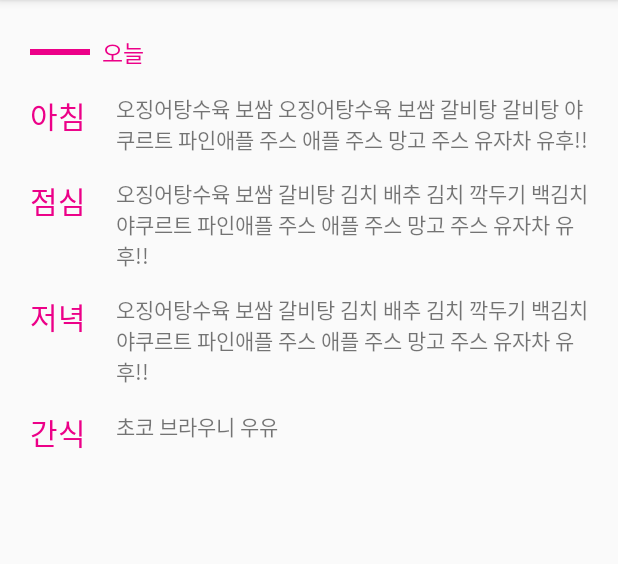
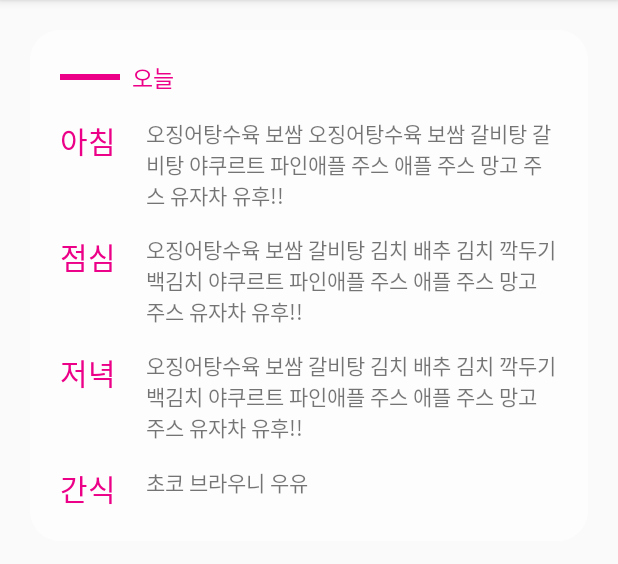
Before and after one commit to hyemdooly/DIMIBOB-for-Android, an Android app: the screen it shows after launch (MainActivity), on a phone screen of 412 x 824 dp, the part 84-648 px from its top. Run offline under Robolectric (Android 15) with nearby library versions, the phone set to English and light mode, and no system bars; plain views replace PercentRelativeLayout; Roboto replaces fonts that are not available here.

Commit message:
layout edit

```diff
--- a/app/src/main/java/kdmhs/me/hyemdooly/dimibob/fonts/KopubBoldTextView.java
+++ b/app/src/main/java/kdmhs/me/hyemdooly/dimibob/fonts/KopubBoldTextView.java
@@ -3,13 +3,12 @@ package kdmhs.me.hyemdooly.dimibob.fonts;
 import android.content.Context;
 import android.graphics.Typeface;
 import android.util.AttributeSet;
-import android.widget.TextView;
 
 /**
  * Created by songhyemin on 2017. 3. 3..
  */
 
-public class KopubBoldTextView extends TextView {
+public class KopubBoldTextView extends android.support.v7.widget.AppCompatTextView {
 
     public KopubBoldTextView(Context context) {
         super(context);
--- a/app/src/main/java/kdmhs/me/hyemdooly/dimibob/fonts/KopubLightTextView.java
+++ b/app/src/main/java/kdmhs/me/hyemdooly/dimibob/fonts/KopubLightTextView.java
@@ -9,7 +9,7 @@ import android.widget.TextView;
  * Created by songhyemin on 2017. 3. 3..
  */
 
-public class KopubLightTextView extends TextView {
+public class KopubLightTextView extends android.support.v7.widget.AppCompatTextView {
 
     public KopubLightTextView(Context context) {
         super(context);
--- a/app/src/main/java/kdmhs/me/hyemdooly/dimibob/fonts/KopubMediumTextView.java
+++ b/app/src/main/java/kdmhs/me/hyemdooly/dimibob/fonts/KopubMediumTextView.java
@@ -9,7 +9,7 @@ import android.widget.TextView;
  * Created by songhyemin on 2017. 3. 3..
  */
 
-public class KopubMediumTextView extends TextView {
+public class KopubMediumTextView extends android.support.v7.widget.AppCompatTextView {
 
     public KopubMediumTextView(Context context) {
         super(context);
--- /dev/null
+++ b/app/src/main/res/drawable/dr_back.xml
@@ -0,0 +1,7 @@
+<?xml version="1.0" encoding="utf-8"?>
+<shape xmlns:android="http://schemas.android.com/apk/res/android"
+    android:shape="rectangle">
+    <corners android:radius="20dp" />
+    <solid android:color="@color/colorBackground" />
+
+</shape>
--- a/app/src/main/res/layout/widget_today.xml
+++ b/app/src/main/res/layout/widget_today.xml
@@ -3,13 +3,17 @@
     android:orientation="vertical"
     android:layout_width="match_parent"
     android:layout_height="match_parent"
+    android:padding="20dp" >
+
+    <RelativeLayout
+        android:layout_width="wrap_content"
+        android:layout_height="wrap_content"
+        android:background="@drawable/dr_back"
         android:padding="20dp">
-
         <RelativeLayout
             android:id="@+id/line_group"
             android:layout_width="wrap_content"
             android:layout_height="wrap_content"
-        android:layout_marginTop="3dp"
             android:layout_marginBottom="15dp">
             <ImageView
                 android:id="@+id/line"
@@ -131,6 +135,10 @@
 
         </RelativeLayout>
 
+    </RelativeLayout>
+
+
+
 
 
 
--- a/app/src/main/res/values/colors.xml
+++ b/app/src/main/res/values/colors.xml
@@ -4,4 +4,5 @@
     <color name="colorPrimaryDark">#820052</color>
     <color name="colorAccent">#FF4081</color>
     <color name="colorWhite">#FFFFFF</color>
+    <color name="colorBackground">#99FFFFFF</color>
 </resources>
--- a/build.gradle
+++ b/build.gradle
@@ -5,7 +5,7 @@ buildscript {
         jcenter()
     }
     dependencies {
-        classpath 'com.android.tools.build:gradle:2.2.3'
+        classpath 'com.android.tools.build:gradle:2.3.0'
 
         // NOTE: Do not place your application dependencies here; they belong
         // in the individual module build.gradle files
```
Also changed, not shown: gradle/wrapper/gradle-wrapper.properties. Lines whose indentation alone changed are shown as unchanged.
